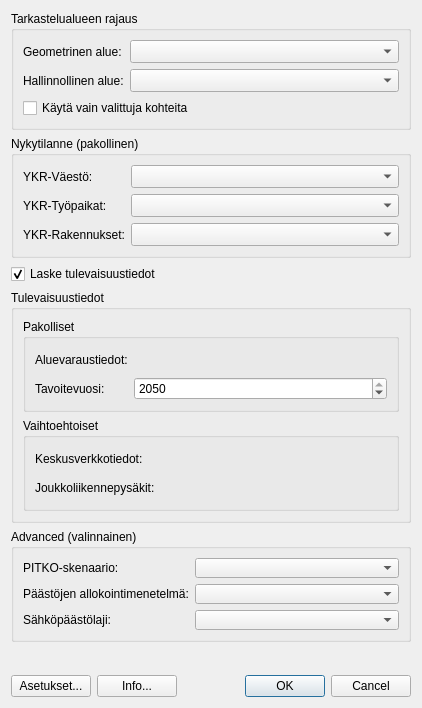
This is ykr_tool_main.ui in GispoCoding/assessclimateimpact as Qt 5 draws it before an edit. The edited form follows.
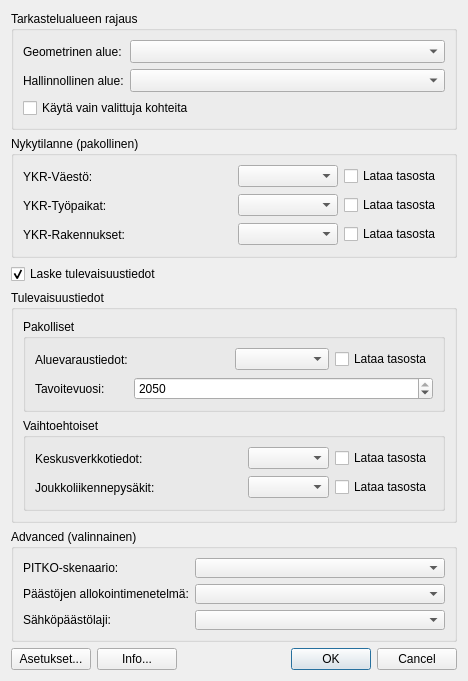
This is the edited form. Custom widgets are drawn as their Qt base class.

Commit message: Add file-layer toggles, descriptive widget names

Patch:
```diff
--- a/ykr_tool_main.ui
+++ b/ykr_tool_main.ui
@@ -6,8 +6,8 @@
    <rect>
     <x>0</x>
     <y>0</y>
-    <width>422</width>
-    <height>708</height>
+    <width>468</width>
+    <height>622</height>
    </rect>
   </property>
   <property name="windowTitle">
@@ -109,6 +109,43 @@
             </property>
            </widget>
           </item>
+          <item row="0" column="1">
+           <layout class="QHBoxLayout" name="horizontalLayout">
+            <item>
+             <widget class="QgsFileWidget" name="yrkPopFile">
+              <property name="enabled">
+               <bool>true</bool>
+              </property>
+              <property name="minimumSize">
+               <size>
+                <width>0</width>
+                <height>23</height>
+               </size>
+              </property>
+             </widget>
+            </item>
+            <item>
+             <widget class="QgsMapLayerComboBox" name="ykrPopLayer">
+              <property name="enabled">
+               <bool>true</bool>
+              </property>
+              <property name="sizePolicy">
+               <sizepolicy hsizetype="Preferred" vsizetype="Fixed">
+                <horstretch>0</horstretch>
+                <verstretch>0</verstretch>
+               </sizepolicy>
+              </property>
+             </widget>
+            </item>
+            <item>
+             <widget class="QCheckBox" name="ykrPopLoadLayer">
+              <property name="text">
+               <string>Lataa tasosta</string>
+              </property>
+             </widget>
+            </item>
+           </layout>
+          </item>
           <item row="1" column="0">
            <widget class="QLabel" name="label_10">
             <property name="text">
@@ -123,35 +160,79 @@
             </property>
            </widget>
           </item>
-          <item row="0" column="1">
-           <widget class="QgsMapLayerComboBox" name="mMapLayerComboBox">
-            <property name="minimumSize">
-             <size>
-              <width>0</width>
-              <height>23</height>
-             </size>
-            </property>
-           </widget>
-          </item>
           <item row="1" column="1">
-           <widget class="QgsMapLayerComboBox" name="mMapLayerComboBox_2">
-            <property name="minimumSize">
-             <size>
-              <width>0</width>
-              <height>23</height>
-             </size>
-            </property>
-           </widget>
+           <layout class="QHBoxLayout" name="horizontalLayout_2">
+            <item>
+             <widget class="QgsFileWidget" name="ykrJobsFile">
+              <property name="enabled">
+               <bool>true</bool>
+              </property>
+              <property name="minimumSize">
+               <size>
+                <width>0</width>
+                <height>23</height>
+               </size>
+              </property>
+             </widget>
+            </item>
+            <item>
+             <widget class="QgsMapLayerComboBox" name="ykrJobsLayer">
+              <property name="enabled">
+               <bool>true</bool>
+              </property>
+              <property name="sizePolicy">
+               <sizepolicy hsizetype="Preferred" vsizetype="Fixed">
+                <horstretch>0</horstretch>
+                <verstretch>0</verstretch>
+               </sizepolicy>
+              </property>
+             </widget>
+            </item>
+            <item>
+             <widget class="QCheckBox" name="yrkJobsLoadLayer">
+              <property name="text">
+               <string>Lataa tasosta</string>
+              </property>
+             </widget>
+            </item>
+           </layout>
           </item>
           <item row="2" column="1">
-           <widget class="QgsMapLayerComboBox" name="mMapLayerComboBox_3">
-            <property name="minimumSize">
-             <size>
-              <width>0</width>
-              <height>23</height>
-             </size>
-            </property>
-           </widget>
+           <layout class="QHBoxLayout" name="horizontalLayout_4">
+            <item>
+             <widget class="QgsFileWidget" name="ykrBuildingsFile">
+              <property name="enabled">
+               <bool>true</bool>
+              </property>
+              <property name="minimumSize">
+               <size>
+                <width>0</width>
+                <height>23</height>
+               </size>
+              </property>
+             </widget>
+            </item>
+            <item>
+             <widget class="QgsMapLayerComboBox" name="ykrBuildingsLayer">
+              <property name="enabled">
+               <bool>true</bool>
+              </property>
+              <property name="sizePolicy">
+               <sizepolicy hsizetype="Preferred" vsizetype="Fixed">
+                <horstretch>0</horstretch>
+                <verstretch>0</verstretch>
+               </sizepolicy>
+              </property>
+             </widget>
+            </item>
+            <item>
+             <widget class="QCheckBox" name="ykrBuildingsLoadLayer">
+              <property name="text">
+               <string>Lataa tasosta</string>
+              </property>
+             </widget>
+            </item>
+           </layout>
           </item>
          </layout>
         </item>
@@ -189,16 +270,6 @@
                </property>
               </widget>
              </item>
-             <item row="0" column="1">
-              <widget class="QgsFileWidget" name="mQgsFileWidget">
-               <property name="minimumSize">
-                <size>
-                 <width>0</width>
-                 <height>23</height>
-                </size>
-               </property>
-              </widget>
-             </item>
              <item row="1" column="0">
               <widget class="QLabel" name="label_7">
                <property name="text">
@@ -225,6 +296,43 @@
                </property>
               </widget>
              </item>
+             <item row="0" column="1">
+              <layout class="QHBoxLayout" name="horizontalLayout_5">
+               <item>
+                <widget class="QgsFileWidget" name="futureAreasFile">
+                 <property name="enabled">
+                  <bool>true</bool>
+                 </property>
+                 <property name="minimumSize">
+                  <size>
+                   <width>0</width>
+                   <height>23</height>
+                  </size>
+                 </property>
+                </widget>
+               </item>
+               <item>
+                <widget class="QgsMapLayerComboBox" name="futureAreasLayer">
+                 <property name="enabled">
+                  <bool>true</bool>
+                 </property>
+                 <property name="sizePolicy">
+                  <sizepolicy hsizetype="Preferred" vsizetype="Fixed">
+                   <horstretch>0</horstretch>
+                   <verstretch>0</verstretch>
+                  </sizepolicy>
+                 </property>
+                </widget>
+               </item>
+               <item>
+                <widget class="QCheckBox" name="futureAreasLoadLayer">
+                 <property name="text">
+                  <string>Lataa tasosta</string>
+                 </property>
+                </widget>
+               </item>
+              </layout>
+             </item>
             </layout>
            </item>
           </layout>
@@ -232,22 +340,15 @@
         </item>
         <item>
          <widget class="QgsCollapsibleGroupBox" name="mGroupBox_5">
+          <property name="enabled">
+           <bool>true</bool>
+          </property>
           <property name="title">
            <string>Vaihtoehtoiset</string>
           </property>
           <layout class="QVBoxLayout" name="verticalLayout_7">
            <item>
             <layout class="QFormLayout" name="formLayout_4">
-             <item row="0" column="1">
-              <widget class="QgsFileWidget" name="mQgsFileWidget_2">
-               <property name="minimumSize">
-                <size>
-                 <width>0</width>
-                 <height>23</height>
-                </size>
-               </property>
-              </widget>
-             </item>
              <item row="0" column="0">
               <widget class="QLabel" name="label_3">
                <property name="text">
@@ -262,15 +363,79 @@
                </property>
               </widget>
              </item>
+             <item row="0" column="1">
+              <layout class="QHBoxLayout" name="horizontalLayout_6">
+               <item>
+                <widget class="QgsFileWidget" name="futureNetworkFile">
+                 <property name="enabled">
+                  <bool>true</bool>
+                 </property>
+                 <property name="minimumSize">
+                  <size>
+                   <width>0</width>
+                   <height>23</height>
+                  </size>
+                 </property>
+                </widget>
+               </item>
+               <item>
+                <widget class="QgsMapLayerComboBox" name="futureNetworkLayer">
+                 <property name="enabled">
+                  <bool>true</bool>
+                 </property>
+                 <property name="sizePolicy">
+                  <sizepolicy hsizetype="Preferred" vsizetype="Fixed">
+                   <horstretch>0</horstretch>
+                   <verstretch>0</verstretch>
+                  </sizepolicy>
+                 </property>
+                </widget>
+               </item>
+               <item>
+                <widget class="QCheckBox" name="futureNetworkLoadLayer">
+                 <property name="text">
+                  <string>Lataa tasosta</string>
+                 </property>
+                </widget>
+               </item>
+              </layout>
+             </item>
              <item row="1" column="1">
-              <widget class="QgsFileWidget" name="mQgsFileWidget_3">
-               <property name="minimumSize">
-                <size>
-                 <width>0</width>
-                 <height>23</height>
-                </size>
-               </property>
-              </widget>
+              <layout class="QHBoxLayout" name="horizontalLayout_7">
+               <item>
+                <widget class="QgsFileWidget" name="futureStopsFile">
+                 <property name="enabled">
+                  <bool>true</bool>
+                 </property>
+                 <property name="minimumSize">
+                  <size>
+                   <width>0</width>
+                   <height>23</height>
+                  </size>
+                 </property>
+                </widget>
+               </item>
+               <item>
+                <widget class="QgsMapLayerComboBox" name="futureStopsLayer">
+                 <property name="enabled">
+                  <bool>true</bool>
+                 </property>
+                 <property name="sizePolicy">
+                  <sizepolicy hsizetype="Preferred" vsizetype="Fixed">
+                   <horstretch>0</horstretch>
+                   <verstretch>0</verstretch>
+                  </sizepolicy>
+                 </property>
+                </widget>
+               </item>
+               <item>
+                <widget class="QCheckBox" name="futureStopsLoadLayer">
+                 <property name="text">
+                  <string>Lataa tasosta</string>
+                 </property>
+                </widget>
+               </item>
+              </layout>
              </item>
             </layout>
            </item>
```
Left out of the diff: 8 changed lines with no effect on the pictures.
